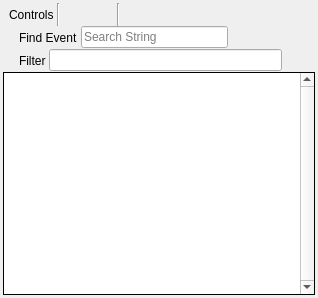
baldurk/renderdoc, file qrenderdoc/Windows/EventBrowser.ui: the form before one commit.
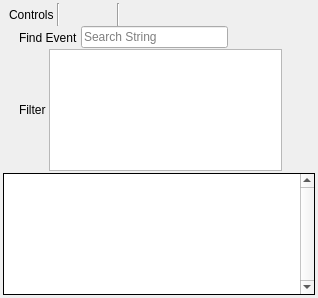
The form after the commit. Icons and pictures are not drawn. Custom widgets are drawn as their Qt base class.

Commit message: Add highlighting and display of filter parse errors

```diff
--- a/qrenderdoc/Windows/EventBrowser.ui
+++ b/qrenderdoc/Windows/EventBrowser.ui
@@ -346,7 +346,7 @@
        <number>6</number>
       </property>
       <property name="bottomMargin">
-       <number>0</number>
+       <number>2</number>
       </property>
       <item>
        <widget class="QLabel" name="label_6">
@@ -375,7 +375,7 @@
        </widget>
       </item>
       <item>
-       <widget class="RDLineEdit" name="filterExpression">
+       <widget class="RDTextEdit" name="filterExpression">
         <property name="minimumSize">
          <size>
           <width>0</width>
@@ -516,6 +516,11 @@
    <extends>QTreeView</extends>
    <header>Widgets/Extended/RDTreeView.h</header>
   </customwidget>
+  <customwidget>
+   <class>RDTextEdit</class>
+   <extends>QTextEdit</extends>
+   <header>Widgets/Extended/RDTextEdit.h</header>
+  </customwidget>
   <customwidget>
    <class>RDLineEdit</class>
    <extends>QLineEdit</extends>
```
The commit also changes 4 other files.
